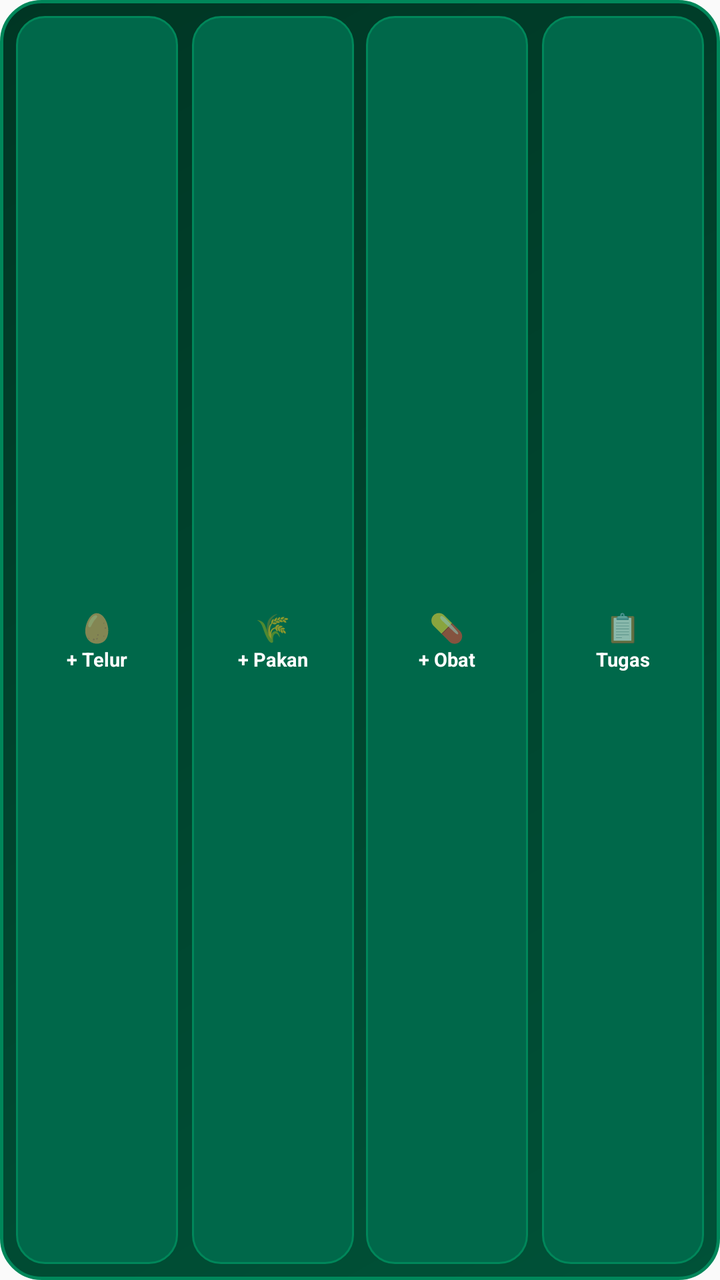
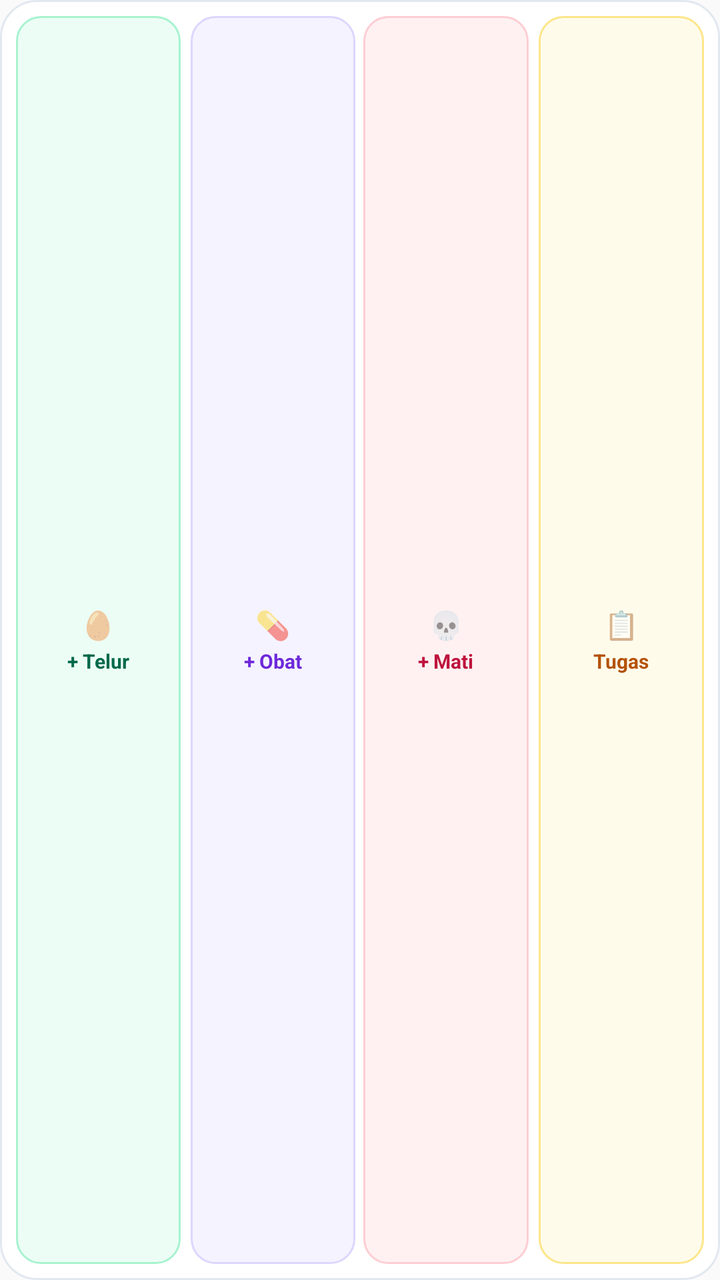

The first picture is an Android layout as it rendered before a commit; the second is the same layout after the commit. The layout source and the unified diff follow.
<!-- AndroidManifest.xml: application theme AppTheme -->
<!-- res/layout/widget_actions.xml -->
<?xml version="1.0" encoding="utf-8"?>
<LinearLayout xmlns:android="http://schemas.android.com/apk/res/android"
    android:layout_width="match_parent"
    android:layout_height="match_parent"
    android:background="@drawable/widget_bg_emerald"
    android:gravity="center_vertical"
    android:orientation="horizontal"
    android:padding="8dp">

    
    <LinearLayout
        android:id="@+id/btn_action_egg"
        android:layout_width="0dp"
        android:layout_height="match_parent"
        android:layout_marginEnd="4dp"
        android:layout_weight="1"
        android:background="@drawable/widget_btn_action"
        android:gravity="center"
        android:orientation="vertical">

        <TextView
            android:layout_width="wrap_content"
            android:layout_height="wrap_content"
            android:text="🥚"
            android:textSize="14sp" />

        <TextView
            android:layout_width="wrap_content"
            android:layout_height="wrap_content"
            android:text="+ Telur"
            android:textColor="#FFFFFF"
            android:textSize="9.5sp"
            android:textStyle="bold" />
    </LinearLayout>

    
    <LinearLayout
        android:id="@+id/btn_action_feed"
        android:layout_width="0dp"
        android:layout_height="match_parent"
        android:layout_marginHorizontal="3dp"
        android:layout_weight="1"
        android:background="@drawable/widget_btn_action"
        android:gravity="center"
        android:orientation="vertical">

        <TextView
            android:layout_width="wrap_content"
            android:layout_height="wrap_content"
            android:text="🌾"
            android:textSize="14sp" />

        <TextView
            android:layout_width="wrap_content"
            android:layout_height="wrap_content"
            android:text="+ Pakan"
            android:textColor="#FFFFFF"
            android:textSize="9.5sp"
            android:textStyle="bold" />
    </LinearLayout>

    
    <LinearLayout
        android:id="@+id/btn_action_health"
        android:layout_width="0dp"
        android:layout_height="match_parent"
        android:layout_marginHorizontal="3dp"
        android:layout_weight="1"
        android:background="@drawable/widget_btn_action"
        android:gravity="center"
        android:orientation="vertical">

        <TextView
            android:layout_width="wrap_content"
            android:layout_height="wrap_content"
            android:text="💊"
            android:textSize="14sp" />

        <TextView
            android:layout_width="wrap_content"
            android:layout_height="wrap_content"
            android:text="+ Obat"
            android:textColor="#FFFFFF"
            android:textSize="9.5sp"
            android:textStyle="bold" />
    </LinearLayout>

    
    <LinearLayout
        android:id="@+id/btn_action_tasks"
        android:layout_width="0dp"
        android:layout_height="match_parent"
        android:layout_marginStart="4dp"
        android:layout_weight="1"
        android:background="@drawable/widget_btn_action"
        android:gravity="center"
        android:orientation="vertical">

        <TextView
            android:layout_width="wrap_content"
            android:layout_height="wrap_content"
            android:text="📋"
            android:textSize="14sp" />

        <TextView
            android:layout_width="wrap_content"
            android:layout_height="wrap_content"
            android:text="Tugas"
            android:textColor="#FFFFFF"
            android:textSize="9.5sp"
            android:textStyle="bold" />
    </LinearLayout>

</LinearLayout>
<!-- resources referenced by this layout -->
<resources>
  <!-- drawable widget_bg_emerald (drawable) -->
  <?xml version="1.0" encoding="utf-8"?>
  <shape xmlns:android="http://schemas.android.com/apk/res/android"
      android:shape="rectangle">
      <gradient
          android:angle="135"
          android:startColor="#005238"
          android:endColor="#003624"
          android:type="linear" />
      <corners android:radius="20dp" />
      <stroke
          android:width="1.5dp"
          android:color="#00875a" />
  </shape>
  <!-- drawable widget_btn_action (drawable) -->
  <?xml version="1.0" encoding="utf-8"?>
  <shape xmlns:android="http://schemas.android.com/apk/res/android"
      android:shape="rectangle">
      <solid android:color="#00684a" />
      <corners android:radius="14dp" />
      <stroke
          android:width="1dp"
          android:color="#00875a" />
  </shape>
  <style name="AppTheme" parent="Theme.AppCompat.Light.DarkActionBar">
          
          <item name="colorPrimary">@color/colorPrimary</item>
          <item name="colorPrimaryDark">@color/colorPrimaryDark</item>
          <item name="colorAccent">@color/colorAccent</item>
      </style>
</resources>

<!-- the commit's change to res/layout/widget_actions.xml (unified diff, before → after) -->
@@ -1,8 +1,9 @@
 <?xml version="1.0" encoding="utf-8"?>
 <LinearLayout xmlns:android="http://schemas.android.com/apk/res/android"
+    android:id="@+id/widget_actions_root"
     android:layout_width="match_parent"
     android:layout_height="match_parent"
-    android:background="@drawable/widget_bg_emerald"
+    android:background="@drawable/widget_bg_card_white"
     android:gravity="center_vertical"
     android:orientation="horizontal"
     android:padding="8dp">
@@ -12,11 +13,14 @@
         android:id="@+id/btn_action_egg"
         android:layout_width="0dp"
         android:layout_height="match_parent"
-        android:layout_marginEnd="4dp"
+        android:layout_marginEnd="3dp"
         android:layout_weight="1"
-        android:background="@drawable/widget_btn_action"
+        android:background="@drawable/widget_btn_egg_bg"
+        android:clickable="true"
+        android:focusable="true"
         android:gravity="center"
-        android:orientation="vertical">
+        android:orientation="vertical"
+        android:padding="6dp">
 
         <TextView
             android:layout_width="wrap_content"
@@ -27,35 +31,10 @@
         <TextView
             android:layout_width="wrap_content"
             android:layout_height="wrap_content"
+            android:layout_marginTop="2dp"
             android:text="+ Telur"
-            android:textColor="#FFFFFF"
-            android:textSize="9.5sp"
-            android:textStyle="bold" />
-    </LinearLayout>
-
-    
-    <LinearLayout
-        android:id="@+id/btn_action_feed"
-        android:layout_width="0dp"
-        android:layout_height="match_parent"
-        android:layout_marginHorizontal="3dp"
-        android:layout_weight="1"
-        android:background="@drawable/widget_btn_action"
-        android:gravity="center"
-        android:orientation="vertical">
-
-        <TextView
-            android:layout_width="wrap_content"
-            android:layout_height="wrap_content"
-            android:text="🌾"
-            android:textSize="14sp" />
-
-        <TextView
-            android:layout_width="wrap_content"
-            android:layout_height="wrap_content"
-            android:text="+ Pakan"
-            android:textColor="#FFFFFF"
-            android:textSize="9.5sp"
+            android:textColor="#00684A"
+            android:textSize="10sp"
             android:textStyle="bold" />
     </LinearLayout>
 
@@ -64,11 +43,14 @@
         android:id="@+id/btn_action_health"
         android:layout_width="0dp"
         android:layout_height="match_parent"
-        android:layout_marginHorizontal="3dp"
+        android:layout_marginHorizontal="2dp"
         android:layout_weight="1"
-        android:background="@drawable/widget_btn_action"
+        android:background="@drawable/widget_btn_health_bg"
+        android:clickable="true"
+        android:focusable="true"
         android:gravity="center"
-        android:orientation="vertical">
+        android:orientation="vertical"
+        android:padding="6dp">
 
         <TextView
             android:layout_width="wrap_content"
@@ -79,9 +61,40 @@
         <TextView
             android:layout_width="wrap_content"
             android:layout_height="wrap_content"
+            android:layout_marginTop="2dp"
             android:text="+ Obat"
-            android:textColor="#FFFFFF"
-            android:textSize="9.5sp"
+            android:textColor="#6D28D9"
+            android:textSize="10sp"
+            android:textStyle="bold" />
+    </LinearLayout>
+
+    
+    <LinearLayout
+        android:id="@+id/btn_action_mort"
+        android:layout_width="0dp"
+        android:layout_height="match_parent"
+        android:layout_marginHorizontal="2dp"
+        android:layout_weight="1"
+        android:background="@drawable/widget_btn_mort_bg"
+        android:clickable="true"
+        android:focusable="true"
+        android:gravity="center"
+        android:orientation="vertical"
+        android:padding="6dp">
+
+        <TextView
+            android:layout_width="wrap_content"
+            android:layout_height="wrap_content"
+            android:text="💀"
+            android:textSize="14sp" />
+
+        <TextView
+            android:layout_width="wrap_content"
+            android:layout_height="wrap_content"
+            android:layout_marginTop="2dp"
+            android:text="+ Mati"
+            android:textColor="#BE123C"
+            android:textSize="10sp"
             android:textStyle="bold" />
     </LinearLayout>
 
@@ -90,11 +103,14 @@
         android:id="@+id/btn_action_tasks"
         android:layout_width="0dp"
         android:layout_height="match_parent"
-        android:layout_marginStart="4dp"
+        android:layout_marginStart="3dp"
         android:layout_weight="1"
-        android:background="@drawable/widget_btn_action"
+        android:background="@drawable/widget_btn_tasks_bg"
+        android:clickable="true"
+        android:focusable="true"
         android:gravity="center"
-        android:orientation="vertical">
+        android:orientation="vertical"
+        android:padding="6dp">
 
         <TextView
             android:layout_width="wrap_content"
@@ -105,9 +121,10 @@
         <TextView
             android:layout_width="wrap_content"
             android:layout_height="wrap_content"
+            android:layout_marginTop="2dp"
             android:text="Tugas"
-            android:textColor="#FFFFFF"
-            android:textSize="9.5sp"
+            android:textColor="#B45309"
+            android:textSize="10sp"
             android:textStyle="bold" />
     </LinearLayout>
 
<!-- resource entries referenced after the edit -->
@@ -1,28 +1,54 @@
 <!-- resources referenced by this layout -->
 <resources>
-  <!-- drawable widget_bg_emerald (drawable) -->
+  <!-- drawable widget_bg_card_white (drawable) -->
   <?xml version="1.0" encoding="utf-8"?>
   <shape xmlns:android="http://schemas.android.com/apk/res/android"
       android:shape="rectangle">
-      <gradient
-          android:angle="135"
-          android:startColor="#005238"
-          android:endColor="#003624"
-          android:type="linear" />
-      <corners android:radius="20dp" />
+      <solid android:color="#FFFFFF" />
+      <corners android:radius="18dp" />
       <stroke
-          android:width="1.5dp"
-          android:color="#00875a" />
+          android:width="1dp"
+          android:color="#E2E8F0" />
   </shape>
-  <!-- drawable widget_btn_action (drawable) -->
+  <!-- drawable widget_btn_egg_bg (drawable) -->
   <?xml version="1.0" encoding="utf-8"?>
   <shape xmlns:android="http://schemas.android.com/apk/res/android"
       android:shape="rectangle">
-      <solid android:color="#00684a" />
-      <corners android:radius="14dp" />
+      <solid android:color="#ECFDF5" />
+      <corners android:radius="12dp" />
       <stroke
           android:width="1dp"
-          android:color="#00875a" />
+          android:color="#A7F3D0" />
+  </shape>
+  <!-- drawable widget_btn_health_bg (drawable) -->
+  <?xml version="1.0" encoding="utf-8"?>
+  <shape xmlns:android="http://schemas.android.com/apk/res/android"
+      android:shape="rectangle">
+      <solid android:color="#F5F3FF" />
+      <corners android:radius="12dp" />
+      <stroke
+          android:width="1dp"
+          android:color="#DDD6FE" />
+  </shape>
+  <!-- drawable widget_btn_mort_bg (drawable) -->
+  <?xml version="1.0" encoding="utf-8"?>
+  <shape xmlns:android="http://schemas.android.com/apk/res/android"
+      android:shape="rectangle">
+      <solid android:color="#FFF1F2" />
+      <corners android:radius="12dp" />
+      <stroke
+          android:width="1dp"
+          android:color="#FECDD3" />
+  </shape>
+  <!-- drawable widget_btn_tasks_bg (drawable) -->
+  <?xml version="1.0" encoding="utf-8"?>
+  <shape xmlns:android="http://schemas.android.com/apk/res/android"
+      android:shape="rectangle">
+      <solid android:color="#FFFBEB" />
+      <corners android:radius="12dp" />
+      <stroke
+          android:width="1dp"
+          android:color="#FDE68A" />
   </shape>
   <style name="AppTheme" parent="Theme.AppCompat.Light.DarkActionBar">
           
